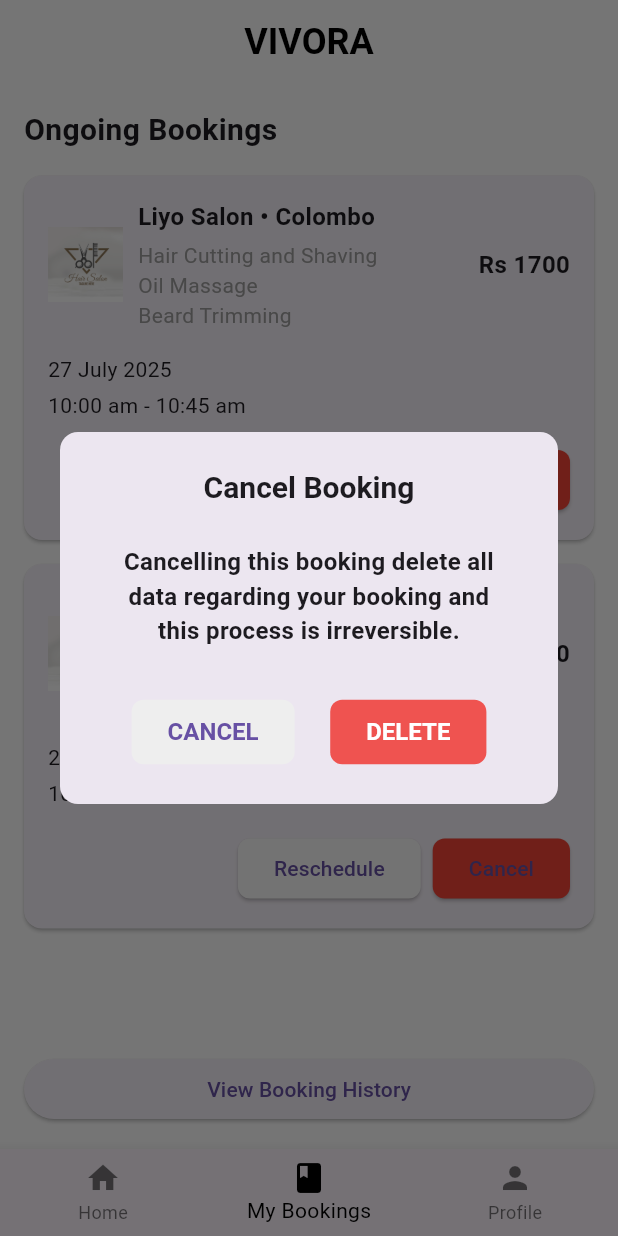
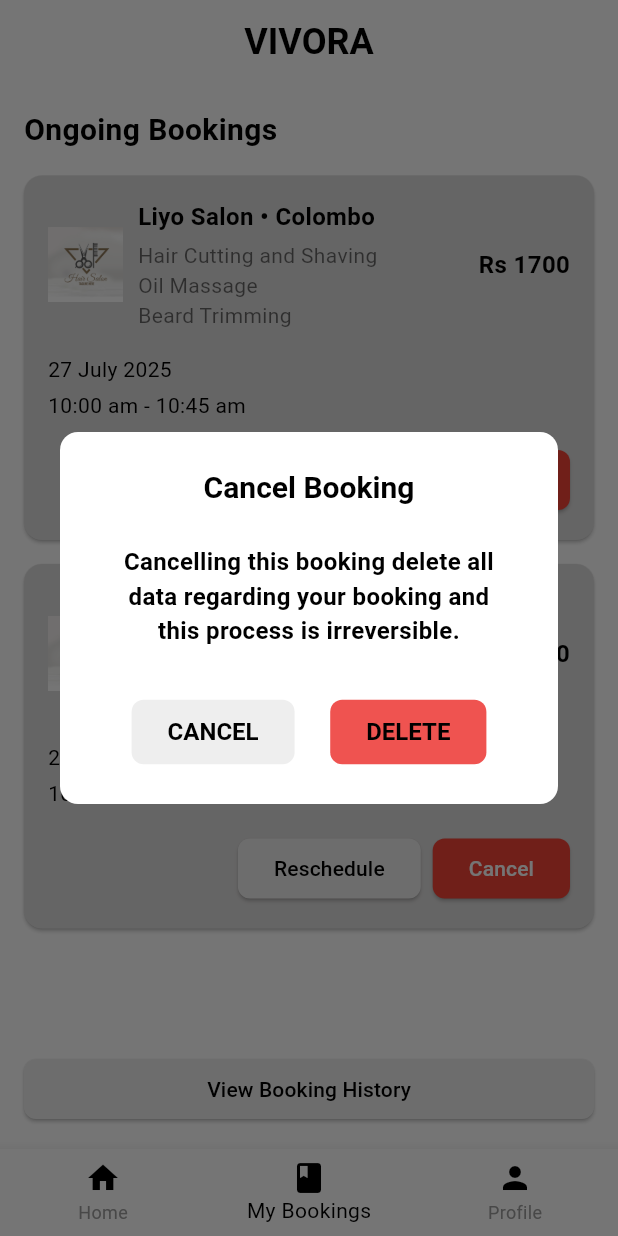
Before and after one commit to jayasinghesasmitha/Vivora-Mobile-app, a Flutter app: the screen it shows after launch, item 2 of the bottom bar chosen, after a tap on "Cancel", on a phone screen of 412 x 824 dp. Run offline on Flutter 3.47's test engine with Material 3 defaults, Android fonts, the phone set to English and light mode, and no system bars; our stand-ins replace cloud_firestore, firebase_auth, firebase_core, flutter_dotenv, flutter_map, geolocator and 2 more; accounts and stored records are empty.

Commit message:
Update current_booking.dart

```diff
--- a/book_my_saloon/lib/screens/current_booking.dart
+++ b/book_my_saloon/lib/screens/current_booking.dart
@@ -40,7 +40,7 @@ class _CurrentBookingState extends State<CurrentBooking> {
           shape: RoundedRectangleBorder(borderRadius: BorderRadius.circular(12)),
           title: const Text(
             'Cancel Booking',
-            style: TextStyle(fontSize: 20, fontWeight: FontWeight.bold),
+            style: TextStyle(fontSize: 20, fontWeight: FontWeight.bold, color: Colors.black),
             textAlign: TextAlign.center,
           ),
           content: Container(
@@ -51,7 +51,7 @@ class _CurrentBookingState extends State<CurrentBooking> {
               children: [
                 const Text(
                   'Cancelling this booking delete all data regarding your booking and this process is irreversible.',
-                  style: TextStyle(fontSize: 16, fontWeight: FontWeight.bold),
+                  style: TextStyle(fontSize: 16, fontWeight: FontWeight.bold, color: Colors.black),
                   textAlign: TextAlign.center,
                 ),
               ],
@@ -64,11 +64,11 @@ class _CurrentBookingState extends State<CurrentBooking> {
               },
               style: TextButton.styleFrom(
                 padding: const EdgeInsets.symmetric(vertical: 12.0, horizontal: 24.0),
-                textStyle: const TextStyle(fontSize: 16, fontWeight: FontWeight.bold),
-                backgroundColor: Colors.grey[200],
+                textStyle: const TextStyle(fontSize: 16, fontWeight: FontWeight.bold, color: Colors.black),
+                backgroundColor: Colors.grey[200], // Ash variant
                 shape: RoundedRectangleBorder(borderRadius: BorderRadius.circular(8)),
               ),
-              child: const Text('CANCEL'),
+              child: const Text('CANCEL', style: TextStyle(color: Colors.black)),
             ),
             TextButton(
               onPressed: () {
@@ -77,19 +77,20 @@ class _CurrentBookingState extends State<CurrentBooking> {
                 });
                 Navigator.of(context).pop(); // Close dialog
                 ScaffoldMessenger.of(context).showSnackBar(
-                  const SnackBar(content: Text('Booking cancelled successfully')),
+                  const SnackBar(content: Text('Booking cancelled successfully', style: TextStyle(color: Colors.black))),
                 );
               },
               style: TextButton.styleFrom(
                 padding: const EdgeInsets.symmetric(vertical: 12.0, horizontal: 24.0),
-                textStyle: const TextStyle(fontSize: 16, fontWeight: FontWeight.bold),
-                backgroundColor: Colors.red[400],
+                textStyle: const TextStyle(fontSize: 16, fontWeight: FontWeight.bold, color: Colors.white),
+                backgroundColor: Colors.red[400], // Keep red for delete
                 shape: RoundedRectangleBorder(borderRadius: BorderRadius.circular(8)),
               ),
-              child: const Text('DELETE', style: TextStyle(color: Colors.white)),
+              child: const Text('DELETE', style: TextStyle(color: Colors.black)),
             ),
           ],
           actionsAlignment: MainAxisAlignment.spaceEvenly,
+          backgroundColor: Colors.white,
         );
       },
     );
@@ -110,7 +111,7 @@ class _CurrentBookingState extends State<CurrentBooking> {
           children: [
             const Text(
               'Ongoing Bookings',
-              style: TextStyle(fontSize: 20, fontWeight: FontWeight.bold),
+              style: TextStyle(fontSize: 20, fontWeight: FontWeight.bold, color: Colors.black),
             ),
             const SizedBox(height: 16),
             Expanded(
@@ -119,6 +120,7 @@ class _CurrentBookingState extends State<CurrentBooking> {
                 itemBuilder: (context, index) {
                   final booking = bookings[index];
                   return Card(
+                    color: const Color.fromARGB(255, 221, 220, 220),
                     margin: const EdgeInsets.only(bottom: 16),
                     child: Padding(
                       padding: const EdgeInsets.all(16.0),
@@ -135,7 +137,7 @@ class _CurrentBookingState extends State<CurrentBooking> {
                                     height: 50,
                                     width: 50,
                                     errorBuilder: (context, error, stackTrace) {
-                                      return Icon(Icons.error, color: Colors.red);
+                                      return Icon(Icons.error, color: Colors.black);
                                     },
                                   ),
                                   const SizedBox(width: 10),
@@ -144,12 +146,12 @@ class _CurrentBookingState extends State<CurrentBooking> {
                                     children: [
                                       Text(
                                         '${booking['salonName']} • ${booking['location']}',
-                                        style: const TextStyle(fontSize: 16, fontWeight: FontWeight.bold),
+                                        style: const TextStyle(fontSize: 16, fontWeight: FontWeight.bold, color: Colors.black),
                                       ),
                                       const SizedBox(height: 4),
                                       ...booking['services'].map<Widget>((service) => Text(
                                             service,
-                                            style: const TextStyle(fontSize: 14, color: Colors.grey),
+                                            style: const TextStyle(fontSize: 14, color: Colors.black54), // Ash variant
                                           )),
                                     ],
                                   ),
@@ -157,19 +159,19 @@ class _CurrentBookingState extends State<CurrentBooking> {
                               ),
                               Text(
                                 booking['price'],
-                                style: const TextStyle(fontSize: 16, fontWeight: FontWeight.bold),
+                                style: const TextStyle(fontSize: 16, fontWeight: FontWeight.bold, color: Colors.black),
                               ),
                             ],
                           ),
                           const SizedBox(height: 16),
                           Text(
                             booking['date'],
-                            style: const TextStyle(fontSize: 14),
+                            style: const TextStyle(fontSize: 14, color: Colors.black),
                           ),
                           const SizedBox(height: 4),
                           Text(
                             booking['timeSlot'],
-                            style: const TextStyle(fontSize: 14),
+                            style: const TextStyle(fontSize: 14, color: Colors.black),
                           ),
                           const SizedBox(height: 16),
                           Row(
@@ -183,10 +185,10 @@ class _CurrentBookingState extends State<CurrentBooking> {
                                   );
                                 },
                                 style: ElevatedButton.styleFrom(
-                                  backgroundColor: const Color.fromARGB(255, 250, 250, 250),
+                                  backgroundColor: Colors.grey[200], // Ash variant
                                   shape: RoundedRectangleBorder(borderRadius: BorderRadius.circular(8)),
                                 ),
-                                child: const Text('Reschedule'),
+                                child: const Text('Reschedule', style: TextStyle(color: Colors.black)),
                               ),
                               const SizedBox(width: 8),
                               ElevatedButton(
@@ -194,10 +196,10 @@ class _CurrentBookingState extends State<CurrentBooking> {
                                   _showCancelConfirmation(index);
                                 },
                                 style: ElevatedButton.styleFrom(
-                                  backgroundColor: Colors.red,
+                                  backgroundColor: Colors.red, // Keep red for cancel
                                   shape: RoundedRectangleBorder(borderRadius: BorderRadius.circular(8)),
                                 ),
-                                child: const Text('Cancel'),
+                                child: const Text('Cancel', style: TextStyle(color: Colors.white)),
                               ),
                             ],
                           ),
@@ -219,7 +221,11 @@ class _CurrentBookingState extends State<CurrentBooking> {
                       MaterialPageRoute(builder: (context) => BookingHistory()),
                     );
                   },
-                  child: const Text('View Booking History'),
+                  style: ElevatedButton.styleFrom(
+                    backgroundColor: Colors.grey[200], // Ash variant
+                    shape: RoundedRectangleBorder(borderRadius: BorderRadius.circular(8)),
+                  ),
+                  child: const Text('View Booking History', style: TextStyle(color: Colors.black)),
                 ),
               ),
             ),
@@ -228,12 +234,14 @@ class _CurrentBookingState extends State<CurrentBooking> {
       ),
       bottomNavigationBar: BottomNavigationBar(
         items: const [
-          BottomNavigationBarItem(icon: Icon(Icons.home), label: 'Home'),
-          BottomNavigationBarItem(icon: Icon(Icons.book), label: 'My Bookings'),
-          BottomNavigationBarItem(icon: Icon(Icons.person), label: 'Profile'),
+          BottomNavigationBarItem(icon: Icon(Icons.home, color: Colors.black), label: 'Home'),
+          BottomNavigationBarItem(icon: Icon(Icons.book, color: Colors.black), label: 'My Bookings'),
+          BottomNavigationBarItem(icon: Icon(Icons.person, color: Colors.black), label: 'Profile'),
         ],
         currentIndex: 1, // Highlight the My Bookings icon
-        selectedItemColor: Colors.black, // Highlighted icon color
+        selectedItemColor: Colors.black,
+        unselectedItemColor: Colors.grey[500], // Ash for unselected items
+        backgroundColor: Colors.white,
         onTap: (index) {
           switch (index) {
             case 0:
```
